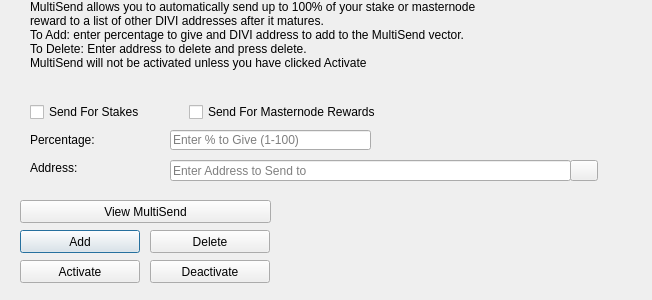
This is src/qt/forms/multisenddialog.ui in mjk22/SlashDash as Qt 5 draws it before an edit. The edited form follows.
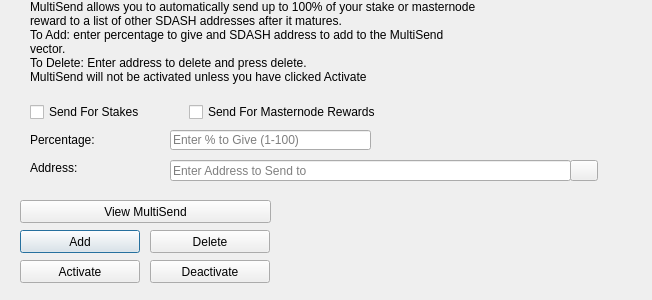
This is the edited form. Icons and pictures are not drawn.

```diff
--- a/src/qt/forms/multisenddialog.ui
+++ b/src/qt/forms/multisenddialog.ui
@@ -61,8 +61,8 @@
     <number>1</number>
    </property>
    <property name="text">
-    <string>MultiSend allows you to automatically send up to 100% of your stake or masternode reward to a list of other DIVI addresses after it matures.
-To Add: enter percentage to give and DIVI address to add to the MultiSend vector.
+    <string>MultiSend allows you to automatically send up to 100% of your stake or masternode reward to a list of other SDASH addresses after it matures.
+To Add: enter percentage to give and SDASH address to add to the MultiSend vector.
 To Delete: Enter address to delete and press delete.
 MultiSend will not be activated unless you have clicked Activate</string>
    </property>
```
Left out of the diff: 4 changed lines with no effect on the pictures.
